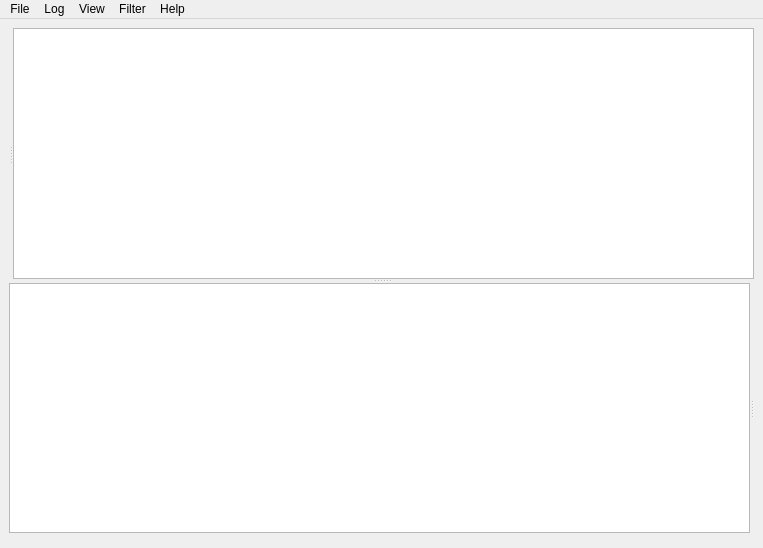
The window that qt-ui/mainwindow.ui (subsurface/subsurface) describes before a commit, drawn with Qt 5.
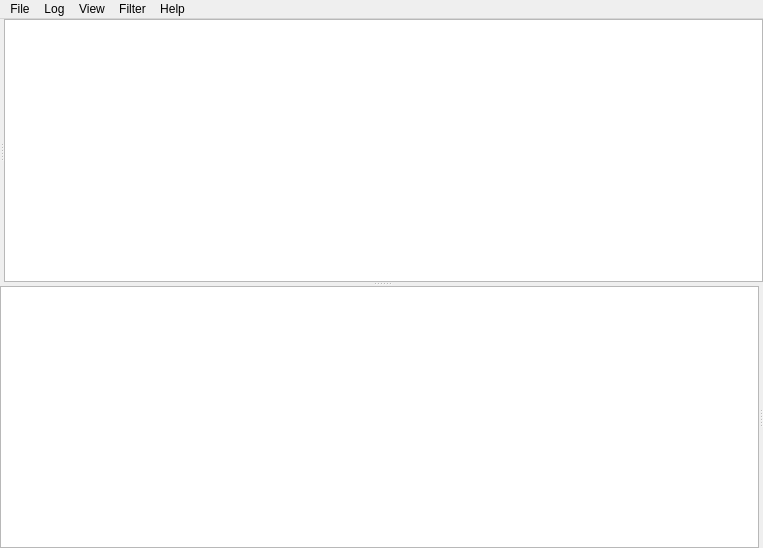
The same window after the commit. The open tabs and pages were chosen to show the change. Custom widgets are drawn as their Qt base class.

Commit message:
More cleanup for the Gtk+ Style
This patch eliminates 18px offset from the MainWindow main
layout, making the window feel less spacy. Good on the Gtk+
style, but seems to also make a good work on the Oxygen one.

The edit to the form file:
```diff
--- a/qt-ui/mainwindow.ui
+++ b/qt-ui/mainwindow.ui
@@ -15,6 +15,12 @@
   </property>
   <widget class="QWidget" name="centralwidget">
    <layout class="QVBoxLayout" name="verticalLayout_2">
+    <property name="spacing">
+     <number>0</number>
+    </property>
+    <property name="margin">
+     <number>0</number>
+    </property>
     <item>
      <widget class="QSplitter" name="mainSplitter">
       <property name="orientation">
```
Left out of the diff: 2 changed lines with no effect on the pictures.
